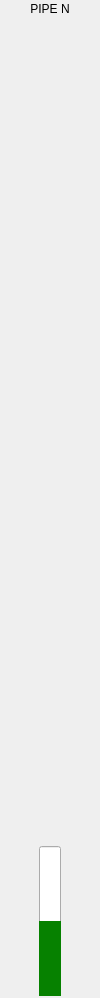
The window that coreui/ui/PipeVisualizer.ui (OpenSoundStack/OpenAudioLiveSystem) describes before a commit, drawn with Qt 5.
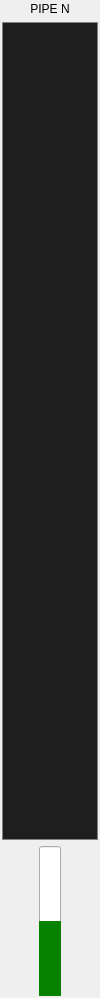
The same window after the commit.

```diff
--- a/coreui/ui/PipeVisualizer.ui
+++ b/coreui/ui/PipeVisualizer.ui
@@ -25,6 +25,9 @@
   <property name="windowTitle">
    <string>PipeVisualizer</string>
   </property>
+  <property name="styleSheet">
+   <string notr="true"/>
+  </property>
   <layout class="QGridLayout" name="gridLayout">
    <property name="leftMargin">
     <number>2</number>
@@ -96,10 +99,26 @@
     </layout>
    </item>
    <item row="1" column="0" colspan="2">
-    <layout class="QVBoxLayout" name="elem_container">
-     <property name="spacing">
-      <number>2</number>
+    <widget class="QFrame" name="elem_container">
+     <property name="minimumSize">
+      <size>
+       <width>0</width>
+       <height>20</height>
+      </size>
      </property>
+     <property name="styleSheet">
+      <string notr="true">QFrame {
+	background-color: #1e1e1e;
+	border: 1px solid gray;
+}</string>
+     </property>
+     <property name="frameShape">
+      <enum>QFrame::Shape::StyledPanel</enum>
+     </property>
+     <property name="frameShadow">
+      <enum>QFrame::Shadow::Raised</enum>
+     </property>
+     <layout class="QVBoxLayout" name="verticalLayout">
      <item>
       <spacer name="verticalSpacer">
        <property name="orientation">
@@ -108,12 +127,13 @@
        <property name="sizeHint" stdset="0">
         <size>
          <width>20</width>
-         <height>40</height>
+          <height>460</height>
         </size>
        </property>
       </spacer>
      </item>
     </layout>
+    </widget>
    </item>
    <item row="0" column="0" colspan="2">
     <widget class="QLabel" name="label">
```
Left out of the diff: 2 changed lines with no effect on the pictures. Lines whose indentation alone changed are shown as unchanged.
